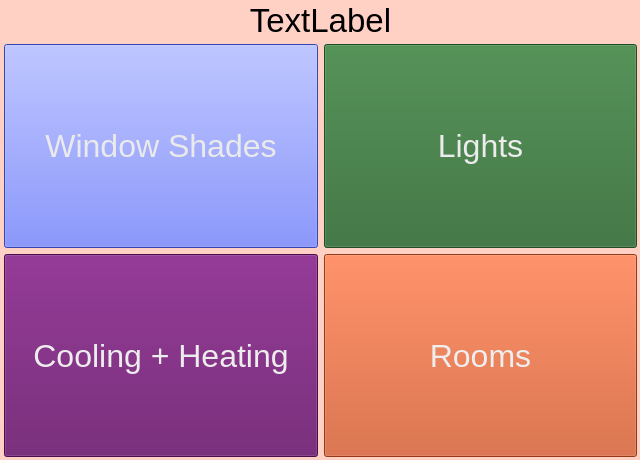
First picture: the form in qtdesigns/controls_panel.ui, repository prasen12/hass-qt-client, before the edit.
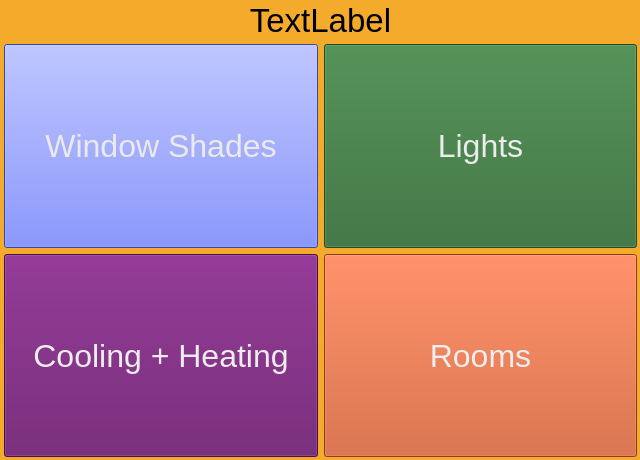
Second picture: the form after the edit.

```diff
--- a/qtdesigns/controls_panel.ui
+++ b/qtdesigns/controls_panel.ui
@@ -20,7 +20,7 @@
    <string>Frame</string>
   </property>
   <property name="styleSheet">
-   <string notr="true">background-color: rgb(255, 209, 197);</string>
+   <string notr="true">background-color: rgb(244, 170, 42);</string>
   </property>
   <widget class="QWidget" name="horizontalLayoutWidget">
    <property name="geometry">
```
